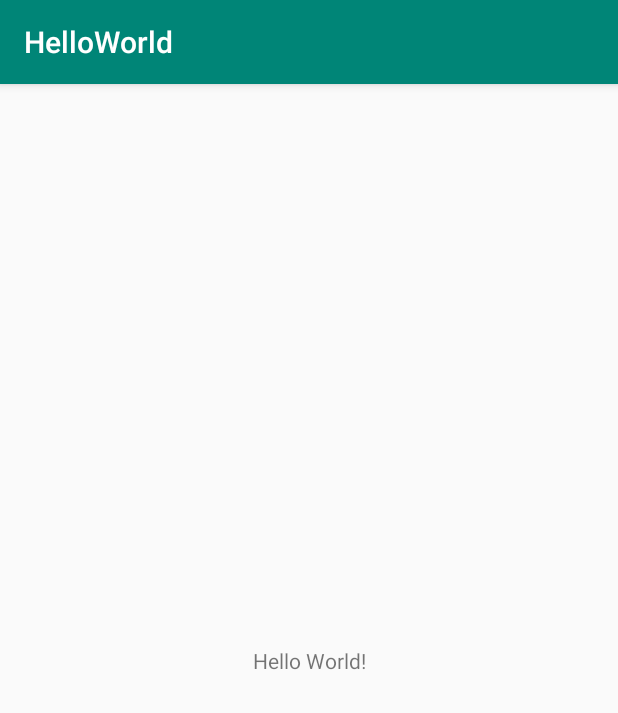
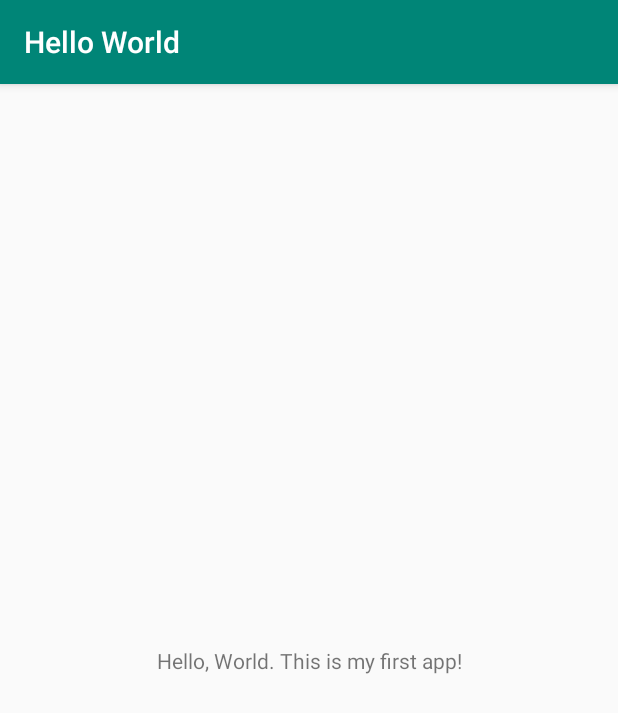
Before and after one commit to maxjwebber/HelloWorld, an Android app: the screen it shows after launch (MainActivity), on a phone screen of 412 x 824 dp. Shown: the top 713 px of the screen. Run offline under Robolectric (Android 15) with nearby library versions, the phone set to English and light mode, and no system bars.

Commit message:
added call to message in strings.xml

```diff
--- a/app/src/main/res/layout/activity_main.xml
+++ b/app/src/main/res/layout/activity_main.xml
@@ -9,7 +9,7 @@
     <TextView
         android:layout_width="wrap_content"
         android:layout_height="wrap_content"
-        android:text="Hello World!"
+        android:text="@string/my_greeting"
         app:layout_constraintBottom_toBottomOf="parent"
         app:layout_constraintLeft_toLeftOf="parent"
         app:layout_constraintRight_toRightOf="parent"
--- a/app/src/main/res/values/strings.xml
+++ b/app/src/main/res/values/strings.xml
@@ -1,3 +1,4 @@
 <resources>
-    <string name="app_name">HelloWorld</string>
+    <string name="app_name">Hello World</string>
+    <string name="my_greeting">Hello, World. This is my first app!</string>
 </resources>
--- a/build.gradle
+++ b/build.gradle
@@ -7,7 +7,7 @@ buildscript {
 
     }
     dependencies {
-        classpath 'com.android.tools.build:gradle:3.5.0'
+        classpath 'com.android.tools.build:gradle:3.5.3'
 
         // NOTE: Do not place your application dependencies here; they belong
         // in the individual module build.gradle files
```
